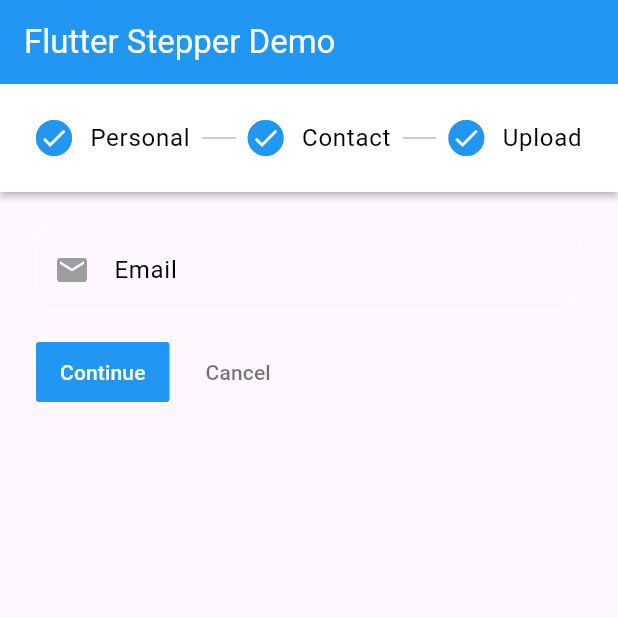
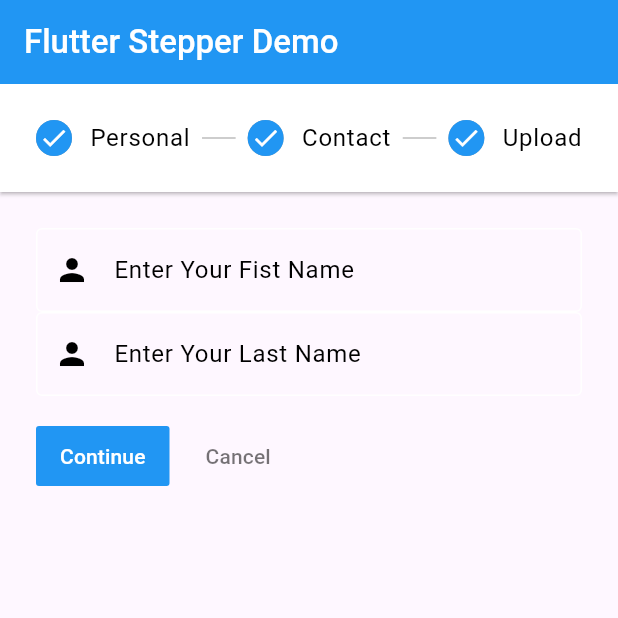
Before and after one commit to Meshva30/advflutterch1, a Flutter app: the screen it shows after launch, on a phone screen of 412 x 824 dp, the top half of it. Run offline on Flutter 3.47's test engine with Material 3 defaults, Android fonts, the phone set to English and light mode, and no system bars.

Commit message:
Radhey Radhey

```diff
--- a/lib/stepper/view/screen/stepper2.dart
+++ b/lib/stepper/view/screen/stepper2.dart
@@ -14,24 +14,33 @@
   Widget build(BuildContext context) {
     return Scaffold(
       appBar: AppBar(
+        title:  Text(
+          'Flutter Stepper Demo',
+          style: TextStyle(color: Colors.white, fontWeight: FontWeight.w500),
+        ),
         backgroundColor: Colors.blue,
-        title: Text(
-          'Flutter Stepper Demo',
-          style: TextStyle(color: Colors.white),
-        ),
-
       ),
       body: Theme(
         data: ThemeData(
-          colorScheme: ColorScheme.fromSwatch(primarySwatch: Colors.blue,backgroundColor: Colors.white),
+          colorScheme: ColorScheme.fromSwatch(
+            primarySwatch: Colors.blue,
+            backgroundColor: Colors.white,
           ),
-        child:Stepper(
-          onStepTapped: (value) {
+        ),
+        child: Stepper(
+          elevation: 1,
+          type: StepperType.horizontal,
+          currentStep: Stepperglobalvalue.StepperIndex,
+          onStepContinue: () {
             setState(() {
-              Stepperglobalvalue.StepperIndex = value;
+              if (Stepperglobalvalue.StepperIndex ==
+                  Stepperglobalvalue.StepperIndexStop) {
+                Stepperglobalvalue.StepperIndex == 2;
+              } else {
+                Stepperglobalvalue.StepperIndex++;
+              }
             });
           },
-          currentStep: Stepperglobalvalue.StepperIndex,
           onStepCancel: () {
             setState(() {
               if (Stepperglobalvalue.StepperIndex == 2) {
@@ -41,71 +50,104 @@
               }
             });
           },
-          onStepContinue: () {
-            setState(() {
-              if (Stepperglobalvalue.StepperIndex ==
-                  Stepperglobalvalue.StepperIndexStop) {
-                Stepperglobalvalue.StepperIndex = 2;
-              } else {
-                Stepperglobalvalue.StepperIndex++;
-              }
-            });
-          },
-
-
           stepIconBuilder: (stepIndex, stepState) {
-            return CircleAvatar(
+            return const CircleAvatar(
               backgroundColor: Colors.blue,
               child: Icon(
                 Icons.done,
+                color: Colors.white,
                 size: 20,
-                color: Colors.white,
               ),
             );
           },
-
-          type: StepperType.horizontal,
-          steps: [
+          steps: const [
             Step(
               title: Text('Personal'),
-              content: TextField(
+              content: Column(
+                children: [
+                  TextField(
                     decoration: InputDecoration(
                       border: OutlineInputBorder(
-                      borderRadius: BorderRadius.circular(15)),
-                  hintText: 'Email',
-                  prefixIcon: Icon(
-                    Icons.email,
-                    color: Colors.grey,
+                        borderSide: BorderSide(color: Colors.black),
+                      ),
+                      focusedBorder: OutlineInputBorder(
+                        borderSide: BorderSide(color: Colors.black),
+                      ),
+                      labelText: 'Enter Your Fist Name',
+                      prefixIcon: Icon(Icons.person),
                     ),
                   ),
+                  TextField(
+                    decoration: InputDecoration(
+                      labelText: 'Enter Your Last Name',
+                      prefixIcon: Icon(Icons.person),
+                      border: OutlineInputBorder(
+                        borderSide: BorderSide(color: Colors.black),
+                      ),
+                      focusedBorder: OutlineInputBorder(
+                        borderSide: BorderSide(color: Colors.black),
+                      ),
+                    ),
+                  ),
+                ],
               ),
             ),
             Step(
               title: Text('Contact'),
-                content: TextField(
+              content: Column(
+                children: [
+                  TextField(
+                    decoration: InputDecoration(
+                      prefixIcon: Icon(Icons.email),
+                      hintText: 'Email',
+                      border: OutlineInputBorder(
+                        borderSide: BorderSide(color: Colors.black),
+                      ),
+                      focusedBorder: OutlineInputBorder(
+                        borderSide: BorderSide(color: Colors.black),
+                      ),
+                    ),
+                  ),
+                  SizedBox(
+                    height: 30,
+                  ),
+                  TextField(
+                    decoration: InputDecoration(
+                      prefixIcon: Icon(Icons.home),
+                      hintText: 'Address',
+                      border: OutlineInputBorder(
+                        borderSide: BorderSide(color: Colors.black),
+                      ),
+                      focusedBorder: OutlineInputBorder(
+                        borderSide: BorderSide(color: Colors.black),
+                      ),
+                    ),
+                  ),
+                  SizedBox(
+                    height: 30,
+                  ),
+                  TextField(
                     decoration: InputDecoration(
                       border: OutlineInputBorder(
-                        borderRadius: BorderRadius.circular(15)),
-                    hintText: 'Address',
-                    prefixIcon: Icon(
-                      Icons.home,
-                      color: Colors.grey,
+                        borderSide: BorderSide(color: Colors.black),
+                      ),
+                      focusedBorder: OutlineInputBorder(
+                        borderSide: BorderSide(color: Colors.black),
+                      ),
+                      prefixIcon: Icon(Icons.phone),
+                      hintText: 'Mobile No',
                     ),
                   ),
-                )),
+                ],
+              ),
+            ),
             Step(
               title: Text('Upload'),
-                content: TextField(
-                  decoration: InputDecoration(
-                    border: OutlineInputBorder(
-                        borderRadius: BorderRadius.circular(15)),
-                    hintText: 'Mobile Number',
-                    prefixIcon: Icon(
-                      Icons.phone,
-                      color: Colors.grey,
+              content: Text(
+                'Registration Successfully Completed !!',
+                style: TextStyle(fontSize: 20,fontWeight: FontWeight.w500),
               ),
             ),
-                ))
           ],
         ),
       ),
```
Lines whose indentation alone changed are shown as unchanged.
